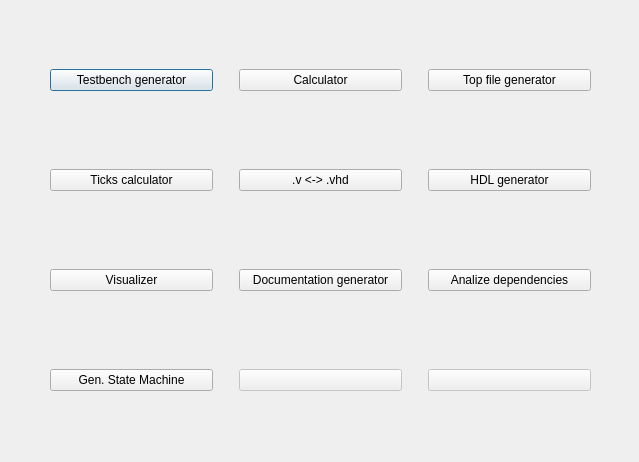
First picture: the form in src/UI/UIs/HDLHelper_UI.ui, repository DRubioG/HDLHelper, before the edit.
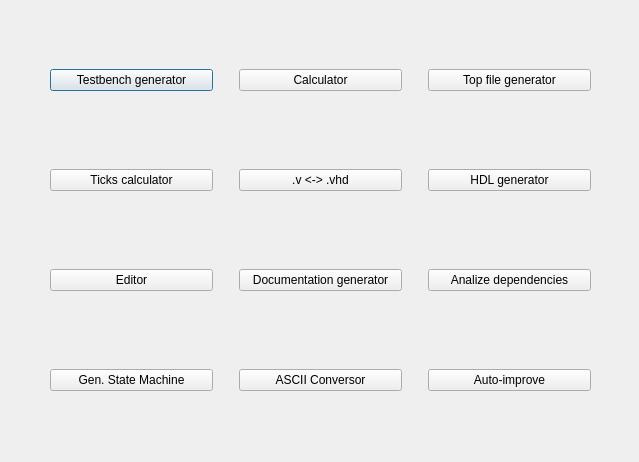
Second picture: the form after the edit.

Patch:
```diff
--- a/src/UI/UIs/HDLHelper_UI.ui
+++ b/src/UI/UIs/HDLHelper_UI.ui
@@ -156,7 +156,7 @@
     <item>
      <widget class="QPushButton" name="visualizer">
       <property name="text">
-       <string>Visualizer</string>
+       <string>Editor</string>
       </property>
      </widget>
     </item>
@@ -244,10 +244,10 @@
     <item>
      <widget class="QPushButton" name="empty_2">
       <property name="enabled">
-       <bool>false</bool>
+       <bool>true</bool>
       </property>
       <property name="text">
-       <string/>
+       <string>ASCII Conversor</string>
       </property>
      </widget>
     </item>
@@ -270,10 +270,10 @@
     <item>
      <widget class="QPushButton" name="empty">
       <property name="enabled">
-       <bool>false</bool>
+       <bool>true</bool>
       </property>
       <property name="text">
-       <string/>
+       <string>Auto-improve</string>
       </property>
      </widget>
     </item>
```
Left out of the diff: 6 changed lines with no effect on the pictures.
